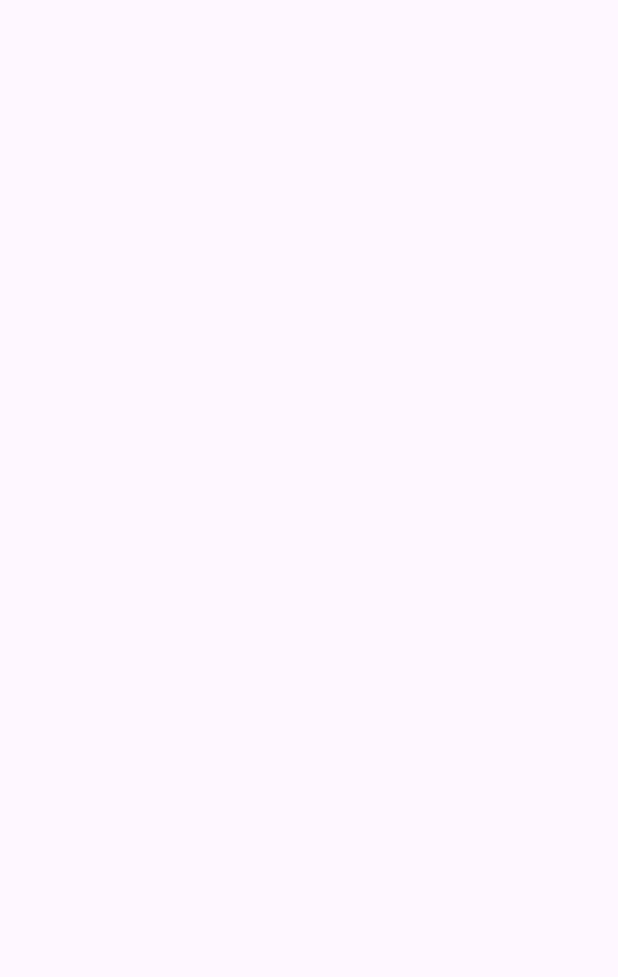
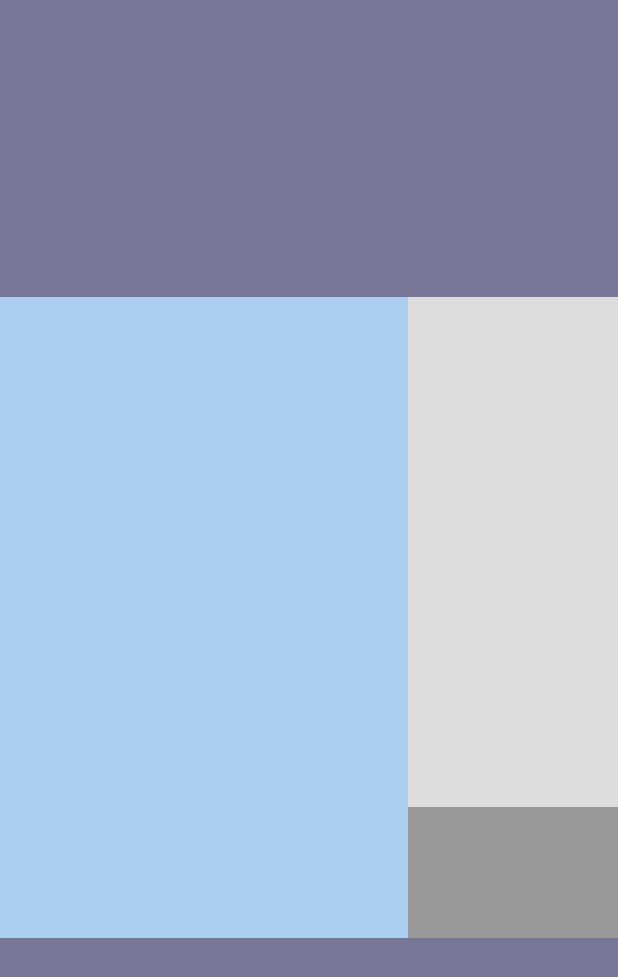
Before and after one commit to hassin-niazy/Hanabi_Game_GUI, an Android app: the screen it shows after launch (MainActivity), on a phone screen of 412 x 824 dp. Before the commit the part shown is empty. Shown: the top 977 px of the screen. Run offline under Robolectric (Android 15) with nearby library versions, the phone set to English and light mode, and no system bars.

Commit message:
Layouts Coloured.

```diff
--- a/app/src/main/res/layout/activity_main.xml
+++ b/app/src/main/res/layout/activity_main.xml
@@ -5,6 +5,7 @@
     android:layout_width="match_parent"
     android:layout_height="match_parent"
     android:orientation="horizontal"
+    android:background="#FF777696"
     tools:context=".MainActivity">
 
 
@@ -12,12 +13,13 @@
         android:layout_width="match_parent"
         android:layout_height="427dp"
         android:layout_gravity="center_vertical"
-
+        android:background="#FFDDDDDD"
         android:orientation="horizontal">
 
         <LinearLayout
             android:layout_width="272dp"
             android:layout_height="match_parent"
+            android:background="#FFABCDEF"
             android:orientation="vertical">
 
         </LinearLayout>
@@ -26,6 +28,7 @@
             android:layout_width="739dp"
             android:layout_height="87dp"
             android:layout_gravity="bottom"
+            android:background="#FF999999"
             android:orientation="horizontal">
 
         </LinearLayout>
@@ -33,6 +36,7 @@
         <LinearLayout
             android:layout_width="266dp"
             android:layout_height="match_parent"
+            android:background="#FFABCDEF"
             android:orientation="vertical">
 
         </LinearLayout>
```
